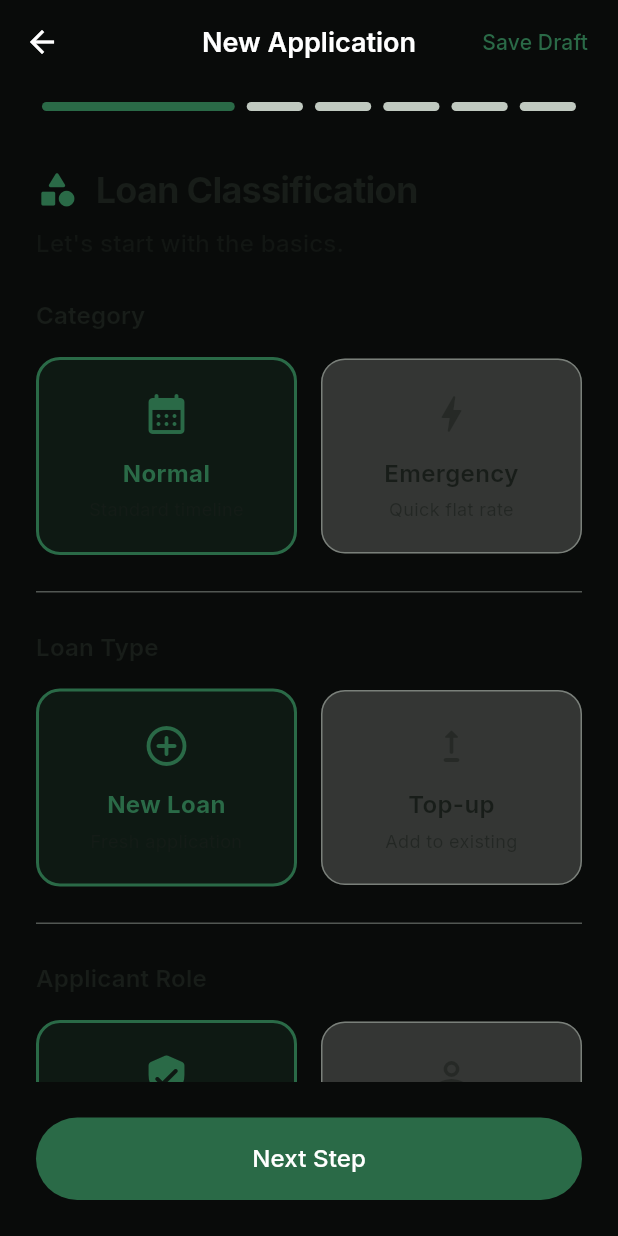
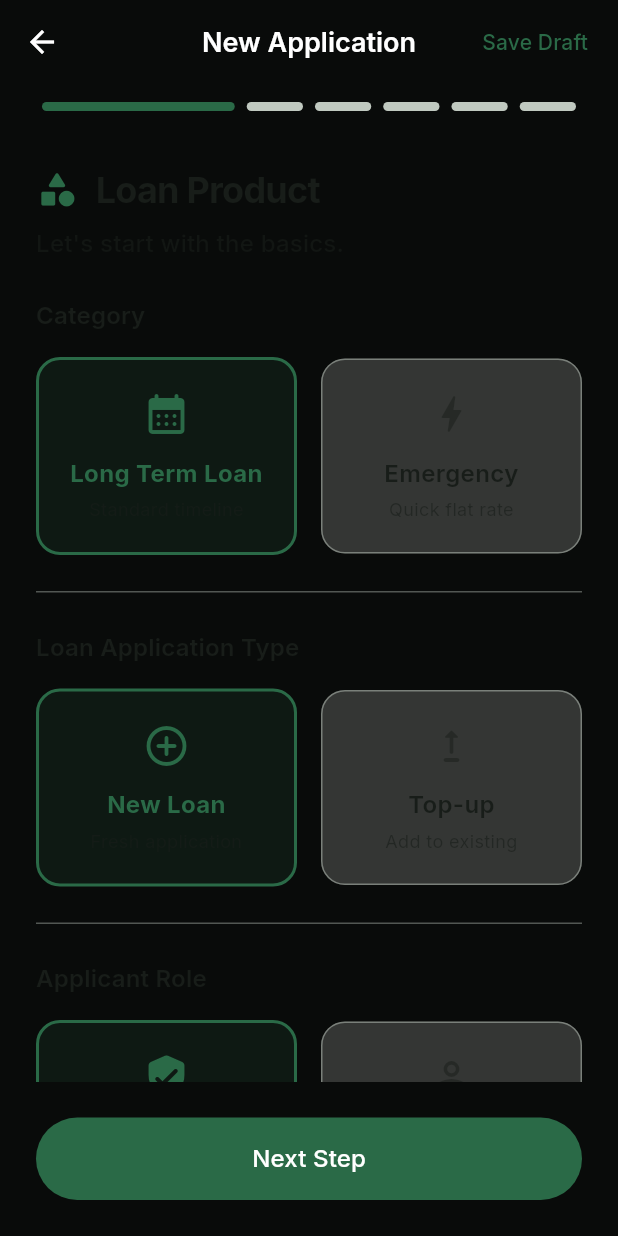
Before and after one commit to vawzenmaya/aeclms, a Flutter app: the ApplicationFormScreen screen opened directly with empty values, on a phone screen of 412 x 824 dp. Run offline on Flutter 3.47's test engine with Material 3 defaults, Android fonts, the phone set to English and light mode, and no system bars; our stand-ins replace file_picker, firebase_core, firebase_messaging, flutter_local_notifications, flutter_svg, google_fonts and 3 more; accounts and stored records are empty; generated files the repository leaves out were written again; project files that could hold a hidden picture were left out.

Commit message:
Notifications working.

```diff
--- a/lib/features/admin/presentation/report_generation_screen.dart
+++ b/lib/features/admin/presentation/report_generation_screen.dart
@@ -1,4 +1,6 @@
 // lib/features/admin/presentation/report_generation_screen.dart
+
+// ignore_for_file: curly_braces_in_flow_control_structures
 
 import 'dart:math';
 import 'package:flutter/material.dart';
--- a/lib/features/loans/presentation/application_form_screen.dart
+++ b/lib/features/loans/presentation/application_form_screen.dart
@@ -454,7 +454,7 @@ class _ApplicationFormScreenState extends State<ApplicationFormScreen> {
     return Column(
       crossAxisAlignment: CrossAxisAlignment.start,
       children: [
-        const _StepHeader(title: 'Loan Classification', subtitle: 'Let\'s start with the basics.', icon: Icons.category_rounded),
+        const _StepHeader(title: 'Loan Product', subtitle: 'Let\'s start with the basics.', icon: Icons.category_rounded),
 
         Text('Category', style: Theme.of(context).textTheme.titleMedium?.copyWith(fontWeight: FontWeight.w600)),
         const SizedBox(height: 16),
@@ -462,7 +462,7 @@ class _ApplicationFormScreenState extends State<ApplicationFormScreen> {
           children: [
             Expanded(
               child: _SelectionCard(
-                title: 'Normal',
+                title: 'Long Term Loan',
                 subtitle: 'Standard timeline',
                 icon: Icons.calendar_month_rounded,
                 isSelected: _loanCategory == 'normal',
@@ -487,7 +487,7 @@ class _ApplicationFormScreenState extends State<ApplicationFormScreen> {
 
         const Padding(padding: EdgeInsets.symmetric(vertical: 24), child: Divider(height: 1)),
 
-        Text('Loan Type', style: Theme.of(context).textTheme.titleMedium?.copyWith(fontWeight: FontWeight.w600)),
+        Text('Loan Application Type', style: Theme.of(context).textTheme.titleMedium?.copyWith(fontWeight: FontWeight.w600)),
         const SizedBox(height: 16),
         Row(
           children: [
@@ -514,7 +514,7 @@ class _ApplicationFormScreenState extends State<ApplicationFormScreen> {
                       opacity: 0.3,
                       child: _SelectionCard(
                         title: 'Top-up',
-                        subtitle: 'Normal loans only',
+                        subtitle: 'Long Term Loans only',
                         icon: Icons.block_rounded,
                         isSelected: false,
                         onTap: () {},
@@ -572,7 +572,7 @@ class _ApplicationFormScreenState extends State<ApplicationFormScreen> {
             _field(_phoneCtrl, 'Phone Number', icon: Icons.phone_outlined, keyboardType: TextInputType.phone, formatters: [FilteringTextInputFormatter.digitsOnly], validator: _required),
             _field(
               _employeeNumberCtrl,
-              _applicantCategory == 'member' ? 'Employee Number (AEC/...)' : 'ID / Reference Number',
+              _applicantCategory == 'member' ? 'Work ID (AEC/...)' : 'ID / Reference Number',
               icon: Icons.numbers_rounded,
               validator: _required,
             ),
--- a/lib/features/notifications/services/push_notification_service.dart
+++ b/lib/features/notifications/services/push_notification_service.dart
@@ -57,7 +57,7 @@ class PushNotificationService {
   }
 
   Future<void> _setupForegroundNotifications() async {
-    const AndroidInitializationSettings androidInit = AndroidInitializationSettings('@mipmap/ic_launcher');
+    const AndroidInitializationSettings androidInit = AndroidInitializationSettings('@mipmap/launcher_icon');
     const DarwinInitializationSettings iosInit = DarwinInitializationSettings();
 
     const InitializationSettings initSettings = InitializationSettings(
@@ -96,7 +96,7 @@ class PushNotificationService {
               channel.id,
               channel.name,
               channelDescription: channel.description,
-              icon: '@mipmap/ic_launcher',
+              icon: '@mipmap/launcher_icon',
               priority: Priority.high,
               importance: Importance.max,
             ),
```
Also changed, not shown: 1 other file.
